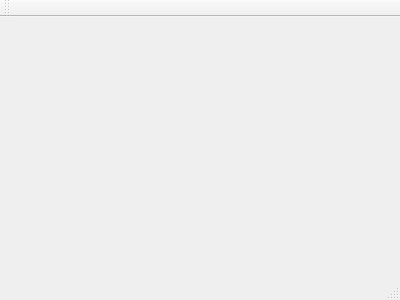
Qt form 04-Qt/Notepad--/mainwindow.ui (mjbrusso/Lab3-2021-2) before a commit.
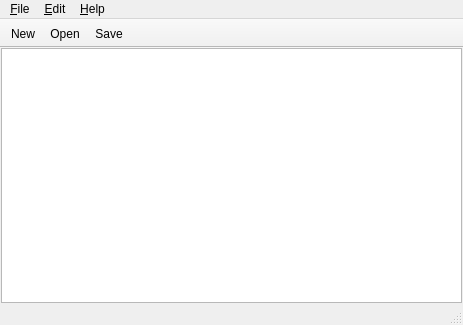
The same form after that commit. Icons and pictures are not drawn.

Diff of the .ui file:
```diff
--- a/04-Qt/Notepad--/mainwindow.ui
+++ b/04-Qt/Notepad--/mainwindow.ui
@@ -1,24 +1,154 @@
 <ui version="4.0">
  <class>MainWindow</class>
- <widget class="QMainWindow" name="MainWindow" >
-  <property name="geometry" >
+ <widget class="QMainWindow" name="MainWindow">
+  <property name="geometry">
    <rect>
     <x>0</x>
     <y>0</y>
-    <width>400</width>
-    <height>300</height>
+    <width>463</width>
+    <height>325</height>
    </rect>
   </property>
   <property name="windowTitle" >
    <string>MainWindow</string>
   </property>
-  <widget class="QMenuBar" name="menuBar" />
-  <widget class="QToolBar" name="mainToolBar" />
-  <widget class="QWidget" name="centralWidget" />
-  <widget class="QStatusBar" name="statusBar" />
+  <widget class="QWidget" name="centralWidget">
+   <layout class="QGridLayout" name="gridLayout">
+    <property name="leftMargin">
+     <number>1</number>
+    </property>
+    <property name="topMargin">
+     <number>0</number>
+    </property>
+    <property name="rightMargin">
+     <number>1</number>
+    </property>
+    <property name="bottomMargin">
+     <number>0</number>
+    </property>
+    <item row="0" column="0">
+     <widget class="QPlainTextEdit" name="plainTextEdit"/>
+    </item>
+   </layout>
+  </widget>
+  <widget class="QMenuBar" name="menuBar">
+   <property name="geometry">
+    <rect>
+     <x>0</x>
+     <y>0</y>
+     <width>463</width>
+     <height>22</height>
+    </rect>
+   </property>
+   <widget class="QMenu" name="menuFile">
+    <property name="title">
+     <string>&amp;File</string>
+    </property>
+    <addaction name="actionNew"/>
+    <addaction name="actionOpen"/>
+    <addaction name="actionSave"/>
+    <addaction name="separator"/>
+    <addaction name="actionQuit"/>
+   </widget>
+   <widget class="QMenu" name="menu_Edit">
+    <property name="title">
+     <string>&amp;Edit</string>
+    </property>
+   </widget>
+   <widget class="QMenu" name="menu_Help">
+    <property name="title">
+     <string>&amp;Help</string>
+    </property>
+   </widget>
+   <addaction name="menuFile"/>
+   <addaction name="menu_Edit"/>
+   <addaction name="menu_Help"/>
+  </widget>
+  <widget class="QToolBar" name="mainToolBar">
+   <property name="movable">
+    <bool>false</bool>
+   </property>
+   <attribute name="toolBarArea">
+    <enum>TopToolBarArea</enum>
+   </attribute>
+   <attribute name="toolBarBreak">
+    <bool>false</bool>
+   </attribute>
+   <addaction name="actionNew"/>
+   <addaction name="actionOpen"/>
+   <addaction name="actionSave"/>
+  </widget>
+  <widget class="QStatusBar" name="statusBar"/>
+  <action name="actionNew">
+   <property name="icon">
+    <iconset theme="document-new"/>
+   </property>
+   <property name="text">
+    <string>New</string>
+   </property>
+   <property name="toolTip">
+    <string>Create a new file</string>
+   </property>
+   <property name="statusTip">
+    <string>Create a new file</string>
+   </property>
+   <property name="shortcut">
+    <string>Ctrl+N</string>
+   </property>
+  </action>
+  <action name="actionOpen">
+   <property name="icon">
+    <iconset theme="document-open"/>
+   </property>
+   <property name="text">
+    <string>Open...</string>
+   </property>
+   <property name="toolTip">
+    <string>Open  a file</string>
+   </property>
+   <property name="statusTip">
+    <string>Open  a file</string>
+   </property>
+   <property name="shortcut">
+    <string>Ctrl+O</string>
+   </property>
+  </action>
+  <action name="actionSave">
+   <property name="icon">
+    <iconset theme="document-save"/>
+   </property>
+   <property name="text">
+    <string>Save</string>
+   </property>
+   <property name="toolTip">
+    <string>Save the current file</string>
+   </property>
+   <property name="statusTip">
+    <string>Save the current file</string>
+   </property>
+   <property name="shortcut">
+    <string>Ctrl+S</string>
+   </property>
+  </action>
+  <action name="actionQuit">
+   <property name="icon">
+    <iconset theme="application-exit"/>
+   </property>
+   <property name="text">
+    <string>&amp;Quit</string>
+   </property>
+   <property name="toolTip">
+    <string>Quit the program</string>
+   </property>
+   <property name="statusTip">
+    <string>Quit the program</string>
+   </property>
+   <property name="shortcut">
+    <string>Ctrl+Q</string>
+   </property>
+  </action>
  </widget>
- <layoutDefault spacing="6" margin="11" />
- <pixmapfunction></pixmapfunction>
+ <layoutdefault spacing="6" margin="11"/>
  <resources/>
  <connections/>
 </ui>
```
Left out of the diff: 22 changed lines with no effect on the pictures.
